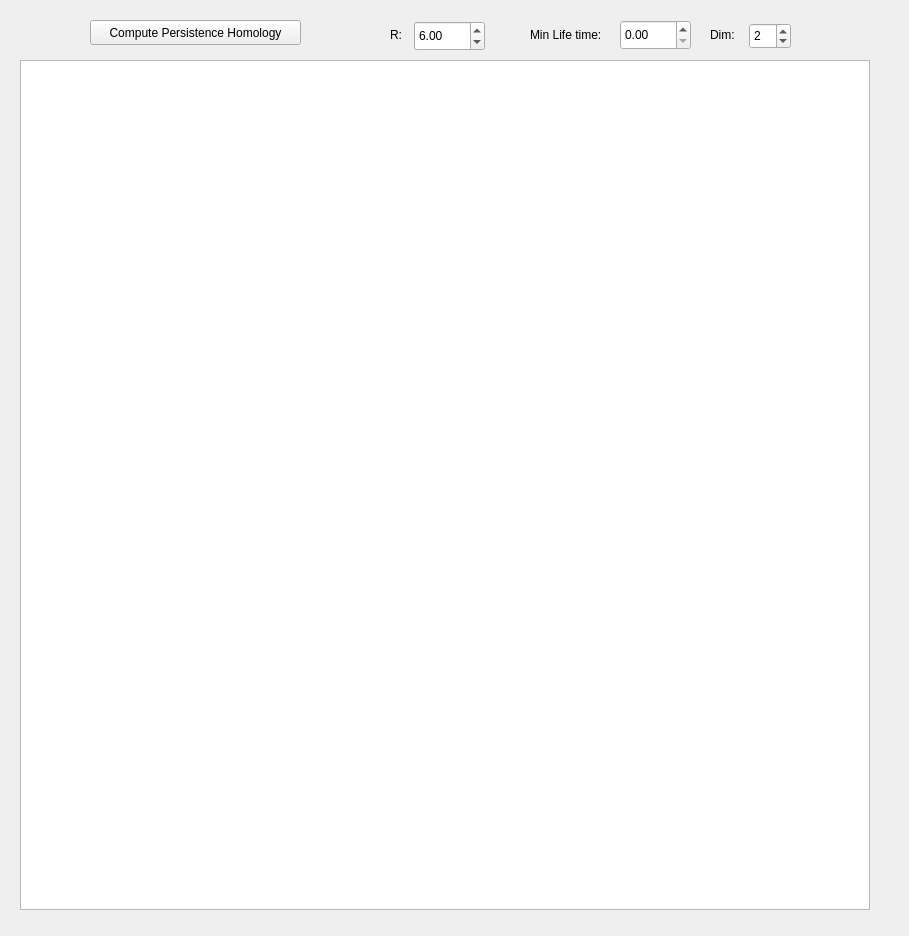
Old version of the form src/gui/persistenthomologywindow.ui in the repository borisbordeaux/Auto_Frac.
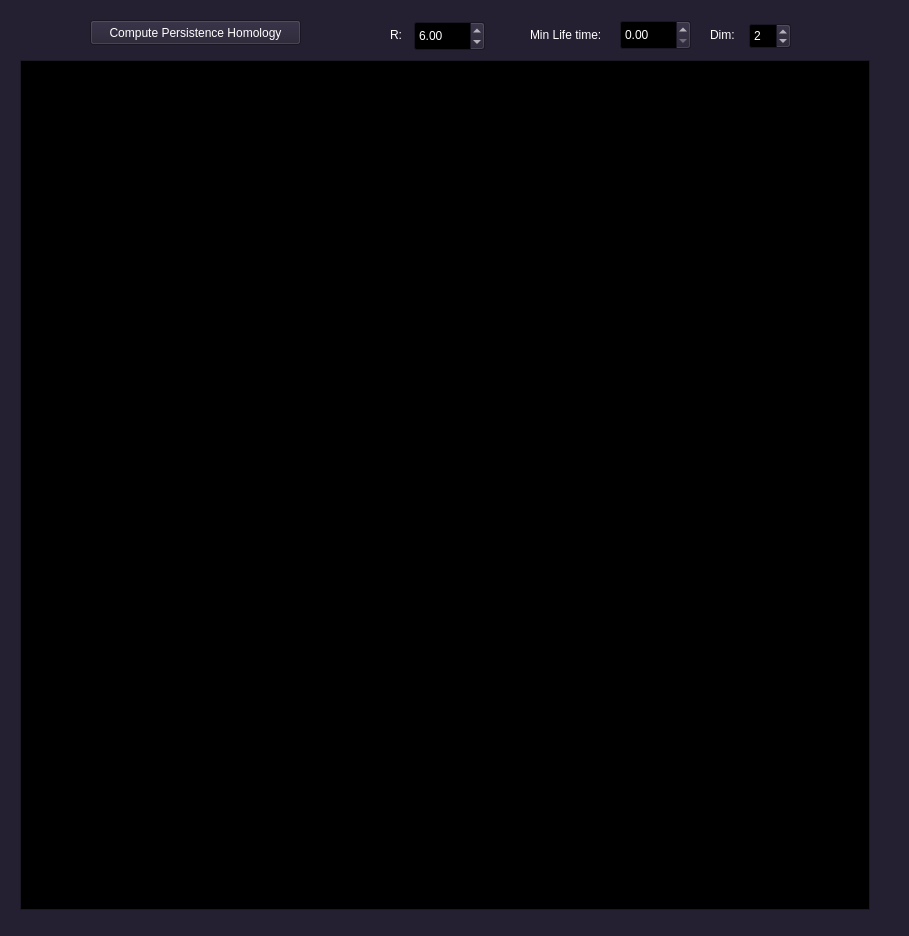
New version of the form.

Commit message: Added Auto Sub 2D Window

Diff of the .ui file:
```diff
--- a/src/gui/persistenthomologywindow.ui
+++ b/src/gui/persistenthomologywindow.ui
@@ -10,6 +10,448 @@
     <height>936</height>
    </rect>
   </property>
+  <property name="palette">
+   <palette>
+    <active>
+     <colorrole role="WindowText">
+      <brush brushstyle="SolidPattern">
+       <color alpha="255">
+        <red>255</red>
+        <green>255</green>
+        <blue>255</blue>
+       </color>
+      </brush>
+     </colorrole>
+     <colorrole role="Button">
+      <brush brushstyle="SolidPattern">
+       <color alpha="255">
+        <red>36</red>
+        <green>31</green>
+        <blue>49</blue>
+       </color>
+      </brush>
+     </colorrole>
+     <colorrole role="Light">
+      <brush brushstyle="SolidPattern">
+       <color alpha="255">
+        <red>54</red>
+        <green>46</green>
+        <blue>73</blue>
+       </color>
+      </brush>
+     </colorrole>
+     <colorrole role="Midlight">
+      <brush brushstyle="SolidPattern">
+       <color alpha="255">
+        <red>45</red>
+        <green>38</green>
+        <blue>61</blue>
+       </color>
+      </brush>
+     </colorrole>
+     <colorrole role="Dark">
+      <brush brushstyle="SolidPattern">
+       <color alpha="255">
+        <red>18</red>
+        <green>15</green>
+        <blue>24</blue>
+       </color>
+      </brush>
+     </colorrole>
+     <colorrole role="Mid">
+      <brush brushstyle="SolidPattern">
+       <color alpha="255">
+        <red>24</red>
+        <green>21</green>
+        <blue>33</blue>
+       </color>
+      </brush>
+     </colorrole>
+     <colorrole role="Text">
+      <brush brushstyle="SolidPattern">
+       <color alpha="255">
+        <red>255</red>
+        <green>255</green>
+        <blue>255</blue>
+       </color>
+      </brush>
+     </colorrole>
+     <colorrole role="BrightText">
+      <brush brushstyle="SolidPattern">
+       <color alpha="255">
+        <red>255</red>
+        <green>255</green>
+        <blue>255</blue>
+       </color>
+      </brush>
+     </colorrole>
+     <colorrole role="ButtonText">
+      <brush brushstyle="SolidPattern">
+       <color alpha="255">
+        <red>255</red>
+        <green>255</green>
+        <blue>255</blue>
+       </color>
+      </brush>
+     </colorrole>
+     <colorrole role="Base">
+      <brush brushstyle="SolidPattern">
+       <color alpha="255">
+        <red>0</red>
+        <green>0</green>
+        <blue>0</blue>
+       </color>
+      </brush>
+     </colorrole>
+     <colorrole role="Window">
+      <brush brushstyle="SolidPattern">
+       <color alpha="255">
+        <red>36</red>
+        <green>31</green>
+        <blue>49</blue>
+       </color>
+      </brush>
+     </colorrole>
+     <colorrole role="Shadow">
+      <brush brushstyle="SolidPattern">
+       <color alpha="255">
+        <red>0</red>
+        <green>0</green>
+        <blue>0</blue>
+       </color>
+      </brush>
+     </colorrole>
+     <colorrole role="AlternateBase">
+      <brush brushstyle="SolidPattern">
+       <color alpha="255">
+        <red>18</red>
+        <green>15</green>
+        <blue>24</blue>
+       </color>
+      </brush>
+     </colorrole>
+     <colorrole role="ToolTipBase">
+      <brush brushstyle="SolidPattern">
+       <color alpha="255">
+        <red>255</red>
+        <green>255</green>
+        <blue>220</blue>
+       </color>
+      </brush>
+     </colorrole>
+     <colorrole role="ToolTipText">
+      <brush brushstyle="SolidPattern">
+       <color alpha="255">
+        <red>0</red>
+        <green>0</green>
+        <blue>0</blue>
+       </color>
+      </brush>
+     </colorrole>
+     <colorrole role="PlaceholderText">
+      <brush brushstyle="SolidPattern">
+       <color alpha="127">
+        <red>255</red>
+        <green>255</green>
+        <blue>255</blue>
+       </color>
+      </brush>
+     </colorrole>
+    </active>
+    <inactive>
+     <colorrole role="WindowText">
+      <brush brushstyle="SolidPattern">
+       <color alpha="255">
+        <red>255</red>
+        <green>255</green>
+        <blue>255</blue>
+       </color>
+      </brush>
+     </colorrole>
+     <colorrole role="Button">
+      <brush brushstyle="SolidPattern">
+       <color alpha="255">
+        <red>36</red>
+        <green>31</green>
+        <blue>49</blue>
+       </color>
+      </brush>
+     </colorrole>
+     <colorrole role="Light">
+      <brush brushstyle="SolidPattern">
+       <color alpha="255">
+        <red>54</red>
+        <green>46</green>
+        <blue>73</blue>
+       </color>
+      </brush>
+     </colorrole>
+     <colorrole role="Midlight">
+      <brush brushstyle="SolidPattern">
+       <color alpha="255">
+        <red>45</red>
+        <green>38</green>
+        <blue>61</blue>
+       </color>
+      </brush>
+     </colorrole>
+     <colorrole role="Dark">
+      <brush brushstyle="SolidPattern">
+       <color alpha="255">
+        <red>18</red>
+        <green>15</green>
+        <blue>24</blue>
+       </color>
+      </brush>
+     </colorrole>
+     <colorrole role="Mid">
+      <brush brushstyle="SolidPattern">
+       <color alpha="255">
+        <red>24</red>
+        <green>21</green>
+        <blue>33</blue>
+       </color>
+      </brush>
+     </colorrole>
+     <colorrole role="Text">
+      <brush brushstyle="SolidPattern">
+       <color alpha="255">
+        <red>255</red>
+        <green>255</green>
+        <blue>255</blue>
+       </color>
+      </brush>
+     </colorrole>
+     <colorrole role="BrightText">
+      <brush brushstyle="SolidPattern">
+       <color alpha="255">
+        <red>255</red>
+        <green>255</green>
+        <blue>255</blue>
+       </color>
+      </brush>
+     </colorrole>
+     <colorrole role="ButtonText">
+      <brush brushstyle="SolidPattern">
+       <color alpha="255">
+        <red>255</red>
+        <green>255</green>
+        <blue>255</blue>
+       </color>
+      </brush>
+     </colorrole>
+     <colorrole role="Base">
+      <brush brushstyle="SolidPattern">
+       <color alpha="255">
+        <red>0</red>
+        <green>0</green>
+        <blue>0</blue>
+       </color>
+      </brush>
+     </colorrole>
+     <colorrole role="Window">
+      <brush brushstyle="SolidPattern">
+       <color alpha="255">
+        <red>36</red>
+        <green>31</green>
+        <blue>49</blue>
+       </color>
+      </brush>
+     </colorrole>
+     <colorrole role="Shadow">
+      <brush brushstyle="SolidPattern">
+       <color alpha="255">
+        <red>0</red>
+        <green>0</green>
+        <blue>0</blue>
+       </color>
+      </brush>
+     </colorrole>
+     <colorrole role="AlternateBase">
+      <brush brushstyle="SolidPattern">
+       <color alpha="255">
+        <red>18</red>
+        <green>15</green>
+        <blue>24</blue>
+       </color>
+      </brush>
+     </colorrole>
+     <colorrole role="ToolTipBase">
+      <brush brushstyle="SolidPattern">
+       <color alpha="255">
+        <red>255</red>
+        <green>255</green>
+        <blue>220</blue>
+       </color>
+      </brush>
+     </colorrole>
+     <colorrole role="ToolTipText">
+      <brush brushstyle="SolidPattern">
+       <color alpha="255">
+        <red>0</red>
+        <green>0</green>
+        <blue>0</blue>
+       </color>
+      </brush>
+     </colorrole>
+     <colorrole role="PlaceholderText">
+      <brush brushstyle="SolidPattern">
+       <color alpha="127">
+        <red>255</red>
+        <green>255</green>
+        <blue>255</blue>
+       </color>
+      </brush>
+     </colorrole>
+    </inactive>
+    <disabled>
+     <colorrole role="WindowText">
+      <brush brushstyle="SolidPattern">
+       <color alpha="255">
+        <red>18</red>
+        <green>15</green>
+        <blue>24</blue>
+       </color>
+      </brush>
+     </colorrole>
+     <colorrole role="Button">
+      <brush brushstyle="SolidPattern">
+       <color alpha="255">
+        <red>36</red>
+        <green>31</green>
+        <blue>49</blue>
+       </color>
+      </brush>
+     </colorrole>
+     <colorrole role="Light">
+      <brush brushstyle="SolidPattern">
+       <color alpha="255">
+        <red>54</red>
+        <green>46</green>
+        <blue>73</blue>
+       </color>
+      </brush>
+     </colorrole>
+     <colorrole role="Midlight">
+      <brush brushstyle="SolidPattern">
+       <color alpha="255">
+        <red>45</red>
+        <green>38</green>
+        <blue>61</blue>
+       </color>
+      </brush>
+     </colorrole>
+     <colorrole role="Dark">
+      <brush brushstyle="SolidPattern">
+       <color alpha="255">
+        <red>18</red>
+        <green>15</green>
+        <blue>24</blue>
+       </color>
+      </brush>
+     </colorrole>
+     <colorrole role="Mid">
+      <brush brushstyle="SolidPattern">
+       <color alpha="255">
+        <red>24</red>
+        <green>21</green>
+        <blue>33</blue>
+       </color>
+      </brush>
+     </colorrole>
+     <colorrole role="Text">
+      <brush brushstyle="SolidPattern">
+       <color alpha="255">
+        <red>18</red>
+        <green>15</green>
+        <blue>24</blue>
+       </color>
+      </brush>
+     </colorrole>
+     <colorrole role="BrightText">
+      <brush brushstyle="SolidPattern">
+       <color alpha="255">
+        <red>255</red>
+        <green>255</green>
+        <blue>255</blue>
+       </color>
+      </brush>
+     </colorrole>
+     <colorrole role="ButtonText">
+      <brush brushstyle="SolidPattern">
+       <color alpha="255">
+        <red>18</red>
+        <green>15</green>
+        <blue>24</blue>
+       </color>
+      </brush>
+     </colorrole>
+     <colorrole role="Base">
+      <brush brushstyle="SolidPattern">
+       <color alpha="255">
+        <red>36</red>
+        <green>31</green>
+        <blue>49</blue>
+       </color>
+      </brush>
+     </colorrole>
+     <colorrole role="Window">
+      <brush brushstyle="SolidPattern">
+       <color alpha="255">
+        <red>36</red>
+        <green>31</green>
+        <blue>49</blue>
+       </color>
+      </brush>
+     </colorrole>
+     <colorrole role="Shadow">
+      <brush brushstyle="SolidPattern">
+       <color alpha="255">
+        <red>0</red>
+        <green>0</green>
+        <blue>0</blue>
+       </color>
+      </brush>
+     </colorrole>
+     <colorrole role="AlternateBase">
+      <brush brushstyle="SolidPattern">
+       <color alpha="255">
+        <red>36</red>
+        <green>31</green>
+        <blue>49</blue>
+       </color>
+      </brush>
+     </colorrole>
+     <colorrole role="ToolTipBase">
+      <brush brushstyle="SolidPattern">
+       <color alpha="255">
+        <red>255</red>
+        <green>255</green>
+        <blue>220</blue>
+       </color>
+      </brush>
+     </colorrole>
+     <colorrole role="ToolTipText">
+      <brush brushstyle="SolidPattern">
+       <color alpha="255">
+        <red>0</red>
+        <green>0</green>
+        <blue>0</blue>
+       </color>
+      </brush>
+     </colorrole>
+     <colorrole role="PlaceholderText">
+      <brush brushstyle="SolidPattern">
+       <color alpha="127">
+        <red>18</red>
+        <green>15</green>
+        <blue>24</blue>
+       </color>
+      </brush>
+     </colorrole>
+    </disabled>
+   </palette>
+  </property>
   <property name="windowTitle">
    <string>PersistentHomologyWindow</string>
   </property>
```
The commit also changes 9 other files.
